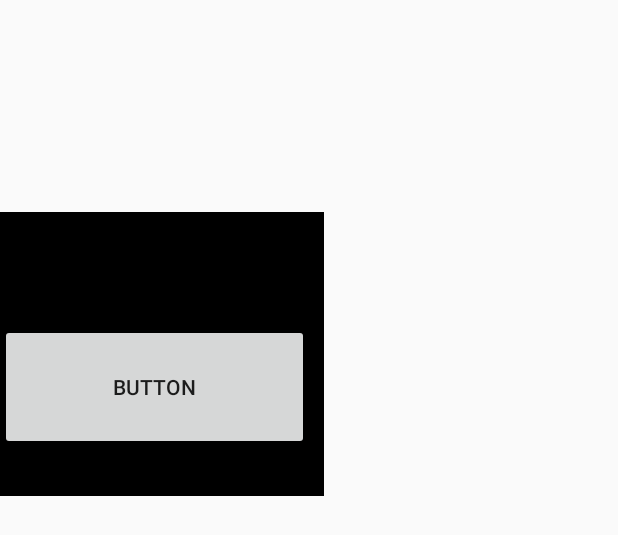
After one commit to dormalexis/Android, an Android app: the layout fragment_item_details.xml on its own in the app's theme, with its tools: preview values and no code run, on a phone screen of 412 x 824 dp. The commit adds this screen. Shown: the top 535 px of the screen. Run offline under Robolectric (Android 15) with nearby library versions, the phone set to English and light mode, and no system bars.

Commit message:
Affichage détails item

```diff
--- /dev/null
+++ b/app/src/main/res/layout/fragment_item_details.xml
@@ -0,0 +1,47 @@
+<?xml version="1.0" encoding="utf-8"?>
+<FrameLayout xmlns:android="http://schemas.android.com/apk/res/android"
+    xmlns:app="http://schemas.android.com/apk/res-auto"
+    xmlns:tools="http://schemas.android.com/tools"
+    android:layout_width="match_parent"
+    android:layout_height="match_parent"
+    tools:context=".View.Fragment.ItemDetailsFragment">
+
+    <androidx.constraintlayout.widget.ConstraintLayout
+        android:layout_width="match_parent"
+        android:layout_height="match_parent">
+
+        <TextView
+            android:id="@+id/titleItemDetailsText"
+            android:layout_width="326dp"
+            android:layout_height="105dp"
+            android:layout_marginTop="16dp"
+            app:layout_constraintTop_toTopOf="parent"
+            tools:layout_editor_absoluteX="43dp" />
+
+        <ImageView
+            android:id="@+id/detailsItemImage"
+            android:layout_width="216dp"
+            android:layout_height="189dp"
+            android:layout_marginTop="20dp"
+            android:src="@android:color/background_dark"
+            app:layout_constraintTop_toBottomOf="@+id/titleItemDetailsText"
+            tools:layout_editor_absoluteX="97dp" />
+
+        <TextView
+            android:id="@+id/descriptionItemText"
+            android:layout_width="299dp"
+            android:layout_height="152dp"
+            tools:layout_editor_absoluteX="56dp"
+            tools:layout_editor_absoluteY="376dp" />
+
+        <Button
+            android:id="@+id/BookItemButton"
+            android:layout_width="206dp"
+            android:layout_height="84dp"
+            android:layout_marginTop="64dp"
+            android:text="Button"
+            app:layout_constraintTop_toBottomOf="@+id/descriptionItemText"
+            tools:layout_editor_absoluteX="102dp" />
+
+    </androidx.constraintlayout.widget.ConstraintLayout>
+</FrameLayout>
--- a/app/src/main/res/values/strings.xml
+++ b/app/src/main/res/values/strings.xml
@@ -33,7 +33,6 @@
     <string name="navigation_drawer_close">Close navigation drawer</string>
 
 
-
     <!-- TODO: Remove or change this placeholder text -->
     <string name="hello_blank_fragment">Hello blank fragment</string>
     <string name="connectAs">Connecté en tant que</string>
```
Also changed, not shown: app/src/main/java/com/example/smartcity/View/Fragment/HomeFragment.java (+11 -7 lines), app/src/main/java/com/example/smartcity/View/Fragment/ItemDetailsFragment.java (added, +47 -0 lines).
